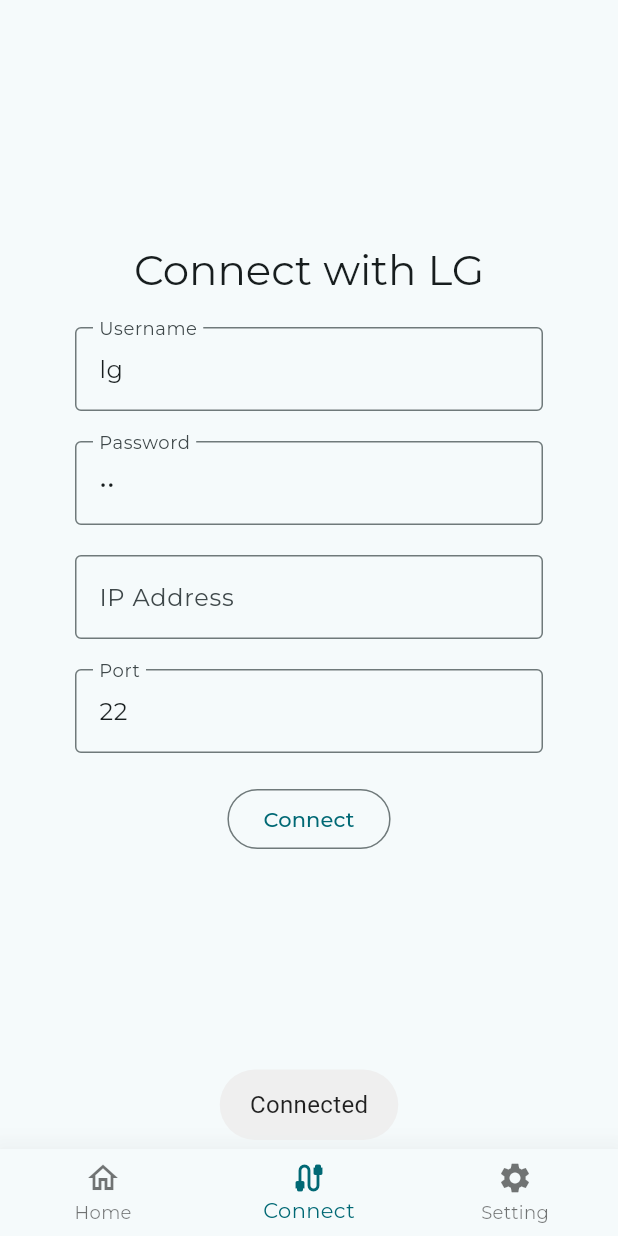
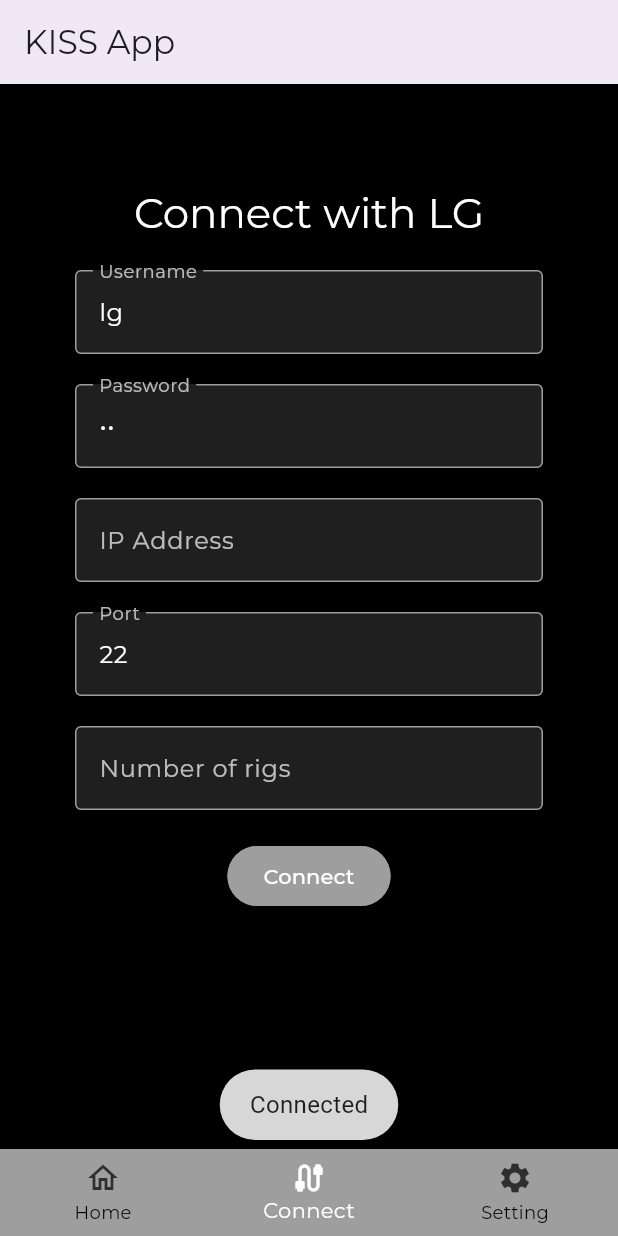
Before and after one commit to madhav2348/build_ai_kiss_app, a Flutter app: the screen it shows after launch, item 2 of the bottom bar chosen, after a tap on "Connect", on a phone screen of 412 x 824 dp. Run offline on Flutter 3.47's test engine with Material 3 defaults, Android fonts, the phone set to English and light mode, and no system bars; our stand-ins replace flutter_dotenv, fluttertoast, google_fonts, shared_preferences; missing offline and left inert: dartssh2.

Commit message:
add material theme

```diff
--- a/lg_ai/lib/main.dart
+++ b/lg_ai/lib/main.dart
@@ -6,7 +6,9 @@
 import 'package:flutter_dotenv/flutter_dotenv.dart';
 
 Future main() async {
-  await dotenv.load(fileName: ".env");
+  await dotenv.load(fileName: ".env"); // you can ommit filename argument
+  //IF 1. you have define .env in root dir
+  //2. assets in pubspec.yml is only .env
   runApp(
     MultiProvider(
       providers: [ChangeNotifierProvider(create: (_) => ThemeChanger())],
@@ -32,17 +34,14 @@
       darkTheme: ThemeData.dark(),
 
       // theme: themeprovider.check(),
-      theme: ThemeData(
-        fontFamily: GoogleFonts.montserrat().fontFamily,
-        useMaterial3: true,
-        colorScheme: ColorScheme.fromSeed(
-          seedColor: Color.fromARGB(255, 255, 255, 255),
+      theme: allThemeData,
+      home: Scaffold(
+        appBar: AppBar(
+          title: Text('KISS App'),
+          elevation: 4,
+          // backgroundColor: Colors.white12, // This will override the theme
+          // foregroundColor: Colors.white12,
         ),
-
-        // iconTheme: IconThemeData(color: Colors.white),
-      ),
-      home: Scaffold(
-        // appBar: AppBar(title: Text('KISS App'), elevation: 4),
         body: Navigation(),
       ),
     );
--- a/lg_ai/lib/screen/connection.dart
+++ b/lg_ai/lib/screen/connection.dart
@@ -23,6 +23,7 @@
   TextEditingController _user = TextEditingController(text: 'lg');
   TextEditingController _pass = TextEditingController(text: 'lg');
   TextEditingController _ip = TextEditingController();
+  TextEditingController _rigs = TextEditingController();
   TextEditingController _port = TextEditingController(text: '22');
 
   Future<List<String?>> _getPersistence() async {
@@ -44,9 +45,15 @@
     return [p_Ip, p_pass, p_port, p_user];
   }
 
-  onSubmit(String user, String pass, String ip, String port) async {
+  onSubmit(
+    String user,
+    String pass,
+    String ip,
+    String port,
+    String rigs,
+  ) async {
     // Navigator.pop(context);
-    await SharedPref.setData(user, pass, ip, port, true);
+    await SharedPref.setData(user, pass, ip, port, rigs, true);
     showDialog(
       context: context,
       builder: (context) {
@@ -83,7 +90,7 @@
   @override
   Widget build(BuildContext context) {
     return Scaffold(
-      appBar: AppBar(),
+      // appBar: AppBar(),
       resizeToAvoidBottomInset: false,
       body: Center(
         child: SizedBox(
@@ -142,10 +149,26 @@
                     ),
                     controller: _port,
                   ),
+                  TextFormField(
+                    keyboardType: TextInputType.number,
+                    decoration: InputDecoration(
+                      border: OutlineInputBorder(),
+
+                      label: Text('Number of rigs'),
+                      // prefixIcon: Icon(Icons.computer_outlined),
+                    ),
+                    controller: _rigs,
+                  ),
 
                   OutlinedButton(
                     onPressed: () {
-                      onSubmit(_user.text, _pass.text, _ip.text, _port.text);
+                      onSubmit(
+                        _user.text,
+                        _pass.text,
+                        _ip.text,
+                        _port.text,
+                        _rigs.text,
+                      );
                       setState(() {
                         isConnected = !isConnected;
                       });
--- a/lg_ai/lib/screen/screen.dart
+++ b/lg_ai/lib/screen/screen.dart
@@ -17,7 +17,7 @@
     return Scaffold(
       resizeToAvoidBottomInset: false,
 
-      appBar: AppBar(),
+      // appBar: AppBar(),
       body: Center(
         child: Padding(
           padding: EdgeInsets.all(50),
--- a/lg_ai/lib/screen/setting.dart
+++ b/lg_ai/lib/screen/setting.dart
@@ -11,7 +11,7 @@
   @override
   Widget build(BuildContext context) {
     return Scaffold(
-      appBar: AppBar(),
+      // appBar: AppBar(),
       body: Center(
         child: Column(
           spacing: 10,
--- a/lg_ai/lib/service/shared_pref.dart
+++ b/lg_ai/lib/service/shared_pref.dart
@@ -18,6 +18,7 @@
     final p_pass = prefs.getString('master_password');
     final p_port = prefs.getString('master_portNumber');
     final p_user = prefs.getString('master_username');
+    final p_rigs = prefs.getString('master_rigs');
     final p_est = prefs.getBool('established');
 
     return {
@@ -25,6 +26,7 @@
       "pass": p_pass!,
       "port": p_port!,
       "user": p_user!,
+      "rigs": p_rigs!,
       "est": p_est!,
     };
   }
@@ -34,6 +36,7 @@
     String pass,
     String ip,
     String port,
+    String rigs,
     bool est,
   ) async {
     final SharedPreferencesWithCache prefsWithCache =
@@ -47,6 +50,7 @@
     await prefsWithCache.setString('master_password', pass);
     await prefsWithCache.setString('master_portNumber', port);
     await prefsWithCache.setString('master_username', user);
+    await prefsWithCache.setString('master_rigs', rigs);
     await prefsWithCache.setBool('established', est);
   }
 }
--- a/lg_ai/lib/theme.dart
+++ b/lg_ai/lib/theme.dart
@@ -1,5 +1,6 @@
 import 'package:flutter/foundation.dart';
 import 'package:flutter/material.dart';
+import 'package:google_fonts/google_fonts.dart';
 
 class ThemeChanger extends ChangeNotifier {
   ThemeMode _thememode = ThemeMode.light;
@@ -23,3 +24,75 @@
     notifyListeners();
   }
 }
+
+final allThemeData = ThemeData(
+  bottomNavigationBarTheme: const BottomNavigationBarThemeData(
+    backgroundColor: Colors.grey,
+    selectedItemColor: Colors.white,
+    unselectedItemColor: Color.fromARGB(255, 0, 0, 0),
+    selectedLabelStyle: TextStyle(color: Colors.white),
+    unselectedLabelStyle: TextStyle(color: Color.fromARGB(255, 0, 0, 0)),
+    selectedIconTheme: IconThemeData(color: Colors.white),
+    unselectedIconTheme: IconThemeData(color: Color.fromARGB(179, 0, 0, 0)),
+  ),
+  inputDecorationTheme: InputDecorationTheme(
+    filled: true,
+    fillColor: Colors.white12,
+    hintStyle: TextStyle(color: Colors.grey),
+    labelStyle: TextStyle(color: Colors.white70),
+    border: OutlineInputBorder(borderSide: BorderSide(color: Colors.grey)),
+    focusedBorder: OutlineInputBorder(
+      borderSide: BorderSide(color: Colors.grey),
+    ),
+    enabledBorder: OutlineInputBorder(
+      borderSide: BorderSide(color: Colors.grey),
+    ),
+    errorBorder: OutlineInputBorder(borderSide: BorderSide(color: Colors.red)),
+    focusedErrorBorder: OutlineInputBorder(
+      borderSide: BorderSide(color: Colors.red),
+    ),
+  ),
+
+  textButtonTheme: TextButtonThemeData(
+    style: TextButton.styleFrom(foregroundColor: Colors.grey),
+  ),
+  outlinedButtonTheme: OutlinedButtonThemeData(
+    style: OutlinedButton.styleFrom(
+      backgroundColor: Colors.grey,
+      foregroundColor: Colors.white,
+      side: const BorderSide(color: Colors.grey),
+    ),
+  ),
+  fontFamily: GoogleFonts.montserrat().fontFamily,
+  useMaterial3: true,
+
+  primarySwatch: Colors.grey,
+  scaffoldBackgroundColor: Colors.black,
+  textTheme: TextTheme(
+    bodyLarge: TextStyle(color: Colors.white),
+    bodyMedium: TextStyle(color: Colors.white),
+    bodySmall: TextStyle(color: Colors.white),
+    titleLarge: TextStyle(color: Colors.white),
+    titleMedium: TextStyle(color: Colors.white),
+    titleSmall: TextStyle(color: Colors.white),
+    headlineLarge: TextStyle(color: Colors.white),
+    headlineMedium: TextStyle(color: Colors.white),
+    headlineSmall: TextStyle(color: Colors.white),
+    labelLarge: TextStyle(color: Colors.white),
+    labelMedium: TextStyle(color: Colors.white),
+    labelSmall: TextStyle(color: Colors.white),
+  ),
+);
+final appbartheme = AppBarTheme(
+  backgroundColor: Colors.white12,
+
+  foregroundColor: Colors.white12,
+  titleTextStyle: TextStyle(color: Colors.white),
+);
+
+final elevationtheme = ElevatedButtonThemeData(
+  style: ElevatedButton.styleFrom(
+    backgroundColor: Colors.grey,
+    foregroundColor: Colors.white,
+  ),
+);
--- a/lg_ai/pubspec.yaml
+++ b/lg_ai/pubspec.yaml
@@ -40,6 +40,7 @@
   dartssh2: ^2.12.0
   flutter_dotenv: ^5.2.1
   google_fonts: ^6.2.1
+  http: ^1.3.0
 
 dev_dependencies:
   flutter_test:
```
Also changed, not shown: lg_ai/lib/service/gemma_service.dart (added, +52 -0 lines), lg_ai/lib/service/lg_connection.dart (+31 -15 lines), lg_ai/pubspec.lock.
